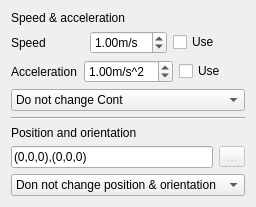
Above: src/Mod/Robot/Gui/TaskTrajectoryDressUpParameter.ui from southseact-3d/fcd before the change. Below: the same form after it.
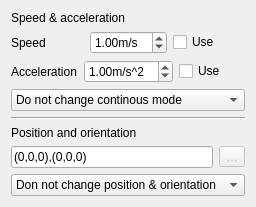
That is the form after the change.

What changed in the file:
```diff
--- a/src/Mod/Robot/Gui/TaskTrajectoryDressUpParameter.ui
+++ b/src/Mod/Robot/Gui/TaskTrajectoryDressUpParameter.ui
@@ -99,7 +99,8 @@
     <widget class="QComboBox" name="comboBoxCont">
      <item>
       <property name="text">
-       <string>Do not change Cont</string>
+       <string>Do not change continous mode</string>
+
       </property>
      </item>
      <item>
```
